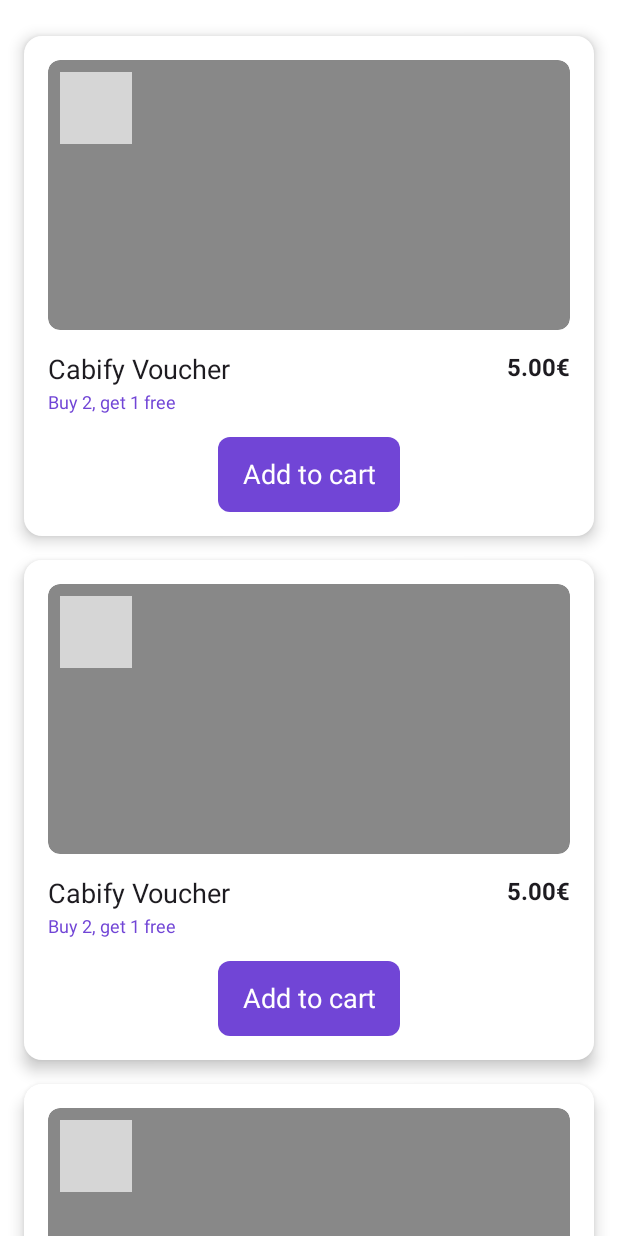
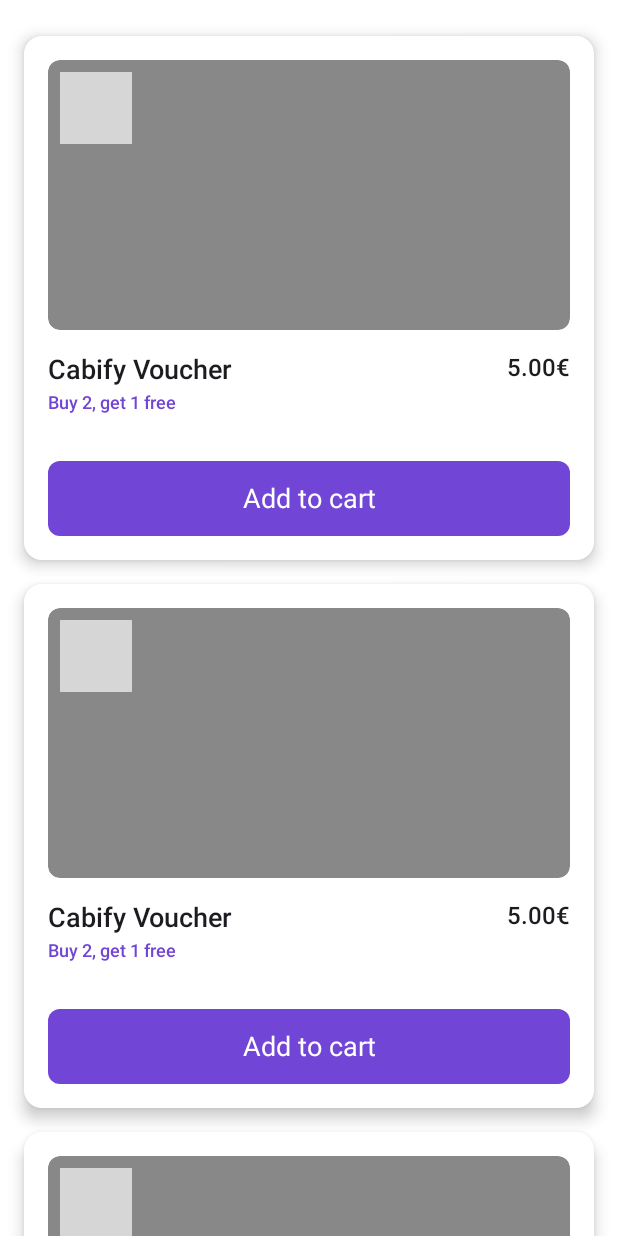
Before and after one commit to jarg-147/store-challenge, an Android app built with Jetpack Compose: the @Preview function ProductListContentPreview, on a phone screen of 412 x 824 dp. Run offline under Robolectric (Android 15) with nearby library versions, the phone set to English and light mode, and no system bars; pictures from the network do not load; 1 statement that could not run was skipped; grey boxes are pictures that could not be loaded.

Commit message:
feat(products-list): Minor ui improvements

```diff
--- a/feature/products-list/src/main/kotlin/com/jargcode/storechallenge/feature/products_list/model/ProductUi.kt
+++ b/feature/products-list/src/main/kotlin/com/jargcode/storechallenge/feature/products_list/model/ProductUi.kt
@@ -1,30 +1,30 @@
 package com.jargcode.storechallenge.feature.products_list.model
 
 import androidx.compose.runtime.Immutable
+import com.jargcode.storechallenge.core.domain.discounts.model.Discount.FixedPrice
+import com.jargcode.storechallenge.core.domain.discounts.model.Discount.FreeItem
 import com.jargcode.storechallenge.core.domain.products.model.Product
-import com.jargcode.storechallenge.core.domain.promotions.model.Promotion.FixedPrice
-import com.jargcode.storechallenge.core.domain.promotions.model.Promotion.FreeItem
 import com.jargcode.storechallenge.core.ui.utils.StringWrapper
 import com.jargcode.storechallenge.core.ui.utils.extensions.toFormattedPrice
 import com.jargcode.storechallenge.feature.products_list.R
 
 @Immutable
 data class ProductUi(
-    val id: String,
+    val code: String,
     val name: String,
     val price: String,
     val imageUrl: String?,
-    val promotionText: StringWrapper?,
+    val discountText: StringWrapper?,
 ) {
 
     companion object {
 
         val mock: ProductUi = ProductUi(
-            id = "VOUCHER",
+            code = "VOUCHER",
             name = "Cabify Voucher",
             price = "5.00€",
-            imageUrl = "https://sites.create-cdn.net/siteimages/22/1/6/221602/58/1/0/5810517/400x289.jpg",
-            promotionText = StringWrapper(text = "Buy 2, get 1 free")
+            imageUrl = "https://t4.ftcdn.net/jpg/02/35/86/91/360_F_235869128_VJOGMOTznY6PzXr2DXw0osnpvmCOlmm7.jpg",
+            discountText = StringWrapper(text = "Buy 2, get 1 free")
         )
 
     }
@@ -32,19 +32,19 @@ data class ProductUi(
 }
 
 fun Product.toProductUi() = ProductUi(
-    id = code,
+    code = code,
     name = name,
     price = price.toFormattedPrice(),
     imageUrl = when { // For demo purposes
-        code.equals("VOUCHER", ignoreCase = true) -> "https://sites.create-cdn.net/siteimages/22/1/6/221602/58/1/0/5810517/400x289.jpg"
+        code.equals("VOUCHER", ignoreCase = true) -> "https://t4.ftcdn.net/jpg/02/35/86/91/360_F_235869128_VJOGMOTznY6PzXr2DXw0osnpvmCOlmm7.jpg"
         code.equals("TSHIRT", ignoreCase = true) -> "https://m.media-amazon.com/images/I/61gn3DFLlWL._AC_UY1000_.jpg"
         code.equals("MUG", ignoreCase = true) -> "https://img.freepik.com/premium-photo/purple-coffee-mug-with-white-rim-plain-surface-generative-ai_900775-28399.jpg"
         else -> null
     },
-    promotionText = run {
-        when (val promotion = promotion) {
-            is FixedPrice -> StringWrapper(resId = R.string.when_buying_or_more_each, args = arrayOf(promotion.minQuantity, promotion.fixedPrice.toFormattedPrice()))
-            is FreeItem -> StringWrapper(resId = R.string.buy_and_get_free, args = arrayOf(promotion.minQuantity))
+    discountText = run {
+        when (val productDiscount = discount) {
+            is FixedPrice -> StringWrapper(resId = R.string.when_buying_or_more_each, args = arrayOf(productDiscount.minQuantity, productDiscount.fixedPrice.toFormattedPrice()))
+            is FreeItem -> StringWrapper(resId = R.string.buy_and_get_free, args = arrayOf(productDiscount.minQuantity))
             else -> null
         }
     }
--- a/feature/products-list/src/main/kotlin/com/jargcode/storechallenge/feature/products_list/ui/ProductCard.kt
+++ b/feature/products-list/src/main/kotlin/com/jargcode/storechallenge/feature/products_list/ui/ProductCard.kt
@@ -13,7 +13,7 @@ import androidx.compose.ui.text.font.FontWeight
 import androidx.compose.ui.unit.dp
 import com.jargcode.storechallenge.core.designsystem.components.button.PrimaryButton
 import com.jargcode.storechallenge.core.designsystem.components.image.Image
-import com.jargcode.storechallenge.core.designsystem.components.text.PromotionTag
+import com.jargcode.storechallenge.core.designsystem.components.text.DiscountTag
 import com.jargcode.storechallenge.core.designsystem.preview.PreviewContainer
 import com.jargcode.storechallenge.core.designsystem.preview.WidgetPreview
 import com.jargcode.storechallenge.core.designsystem.theme.StoreTheme
@@ -35,7 +35,7 @@ fun ProductCard(
             defaultElevation = 6.dp
         )
     ) {
-        val promotionText = product.promotionText?.value.orEmpty()
+        val discountText = product.discountText?.value.orEmpty()
 
         Column(
             modifier = Modifier.padding(16.dp),
@@ -50,8 +50,8 @@ fun ProductCard(
                     imageUrl = product.imageUrl,
                     contentScale = ContentScale.Fit
                 )
-                if (promotionText.isNotBlank()) {
-                    PromotionTag(
+                if (discountText.isNotBlank()) {
+                    DiscountTag(
                         modifier = Modifier.padding(
                             top = 8.dp,
                             start = 8.dp
@@ -70,13 +70,15 @@ fun ProductCard(
                 ) {
                     Text(
                         text = product.name,
-                        style = StoreTheme.titleTexts.title
+                        style = StoreTheme.titleTexts.title,
+                        fontWeight = FontWeight.SemiBold
                     )
 
-                    if (promotionText.isNotBlank()) {
+                    if (discountText.isNotBlank()) {
                         Text(
-                            text = promotionText,
-                            style = StoreTheme.captionTexts.captionSmallMoradul
+                            text = discountText,
+                            style = StoreTheme.captionTexts.captionSmallMoradul,
+                            fontWeight = FontWeight.SemiBold
                         )
                     }
                 }
@@ -84,12 +86,15 @@ fun ProductCard(
                 Text(
                     text = product.price,
                     style = StoreTheme.bodyTexts.body,
-                    fontWeight = FontWeight.Bold
+                    fontWeight = FontWeight.Medium
                 )
             }
 
             PrimaryButton(
-                modifier = Modifier.align(Alignment.CenterHorizontally),
+                modifier = Modifier
+                    .fillMaxWidth()
+                    .align(Alignment.CenterHorizontally)
+                    .padding(top = 16.dp),
                 text = stringResource(R.string.add_to_cart),
                 onClick = onAddToCartClick
             )
--- a/feature/products-list/src/main/kotlin/com/jargcode/storechallenge/feature/products_list/ui/ProductListContent.kt
+++ b/feature/products-list/src/main/kotlin/com/jargcode/storechallenge/feature/products_list/ui/ProductListContent.kt
@@ -25,13 +25,13 @@ fun ProductListContent(
     ) {
         items(
             items = products,
-            key = { it.id }
+            key = { it.code }
         ) { product ->
             ProductCard(
                 modifier = Modifier.fillMaxWidth(),
                 product = product,
                 onAddToCartClick = {
-                    onUiEvent(OnAddProductToCartClick(productId = product.id))
+                    onUiEvent(OnAddProductToCartClick(productId = product.code))
                 }
             )
         }
@@ -46,8 +46,8 @@ private fun ProductListContentPreview() {
             modifier = Modifier.fillMaxSize(),
             products = listOf(
                 ProductUi.mock,
-                ProductUi.mock.copy(id = "2"),
-                ProductUi.mock.copy(id = "3"),
+                ProductUi.mock.copy(code = "2"),
+                ProductUi.mock.copy(code = "3"),
             ),
             onUiEvent = {}
         )
```
Also changed, not shown: feature/products-list/src/main/kotlin/com/jargcode/storechallenge/feature/products_list/ProductsListScreen.kt (+9 -0 lines).
